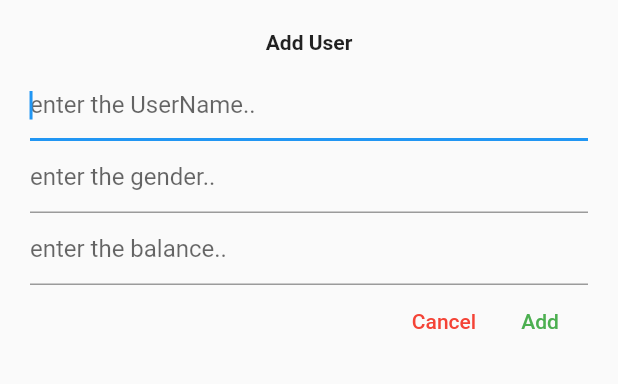
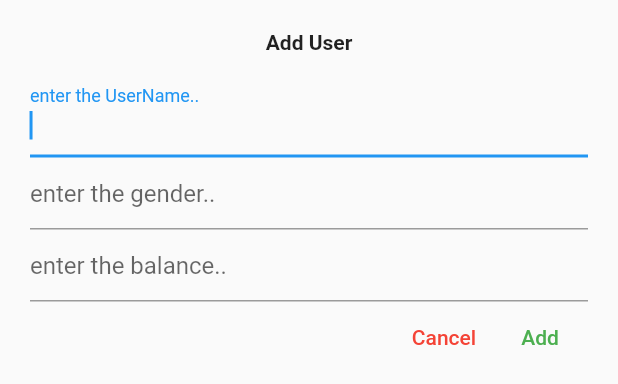
Before and after one commit to krishna-9394/trip_planner, a Flutter app: the NewUser widget shown alone on an empty page, opened directly with empty values, on a phone screen of 412 x 824 dp. Shown: the top 384 px of the screen. Run offline on Flutter 3.47's test engine with Material 2 defaults, Android fonts, the phone set to English and light mode, and no system bars; our stand-ins replace animated_splash_screen, fluttertoast.

Commit message:
app is in working condition and remaining features are dropdown list,logos, chart , share the data , give the option to pay , create database * duplicate names are not accepted

```diff
--- a/lib/Users/UserUI.dart
+++ b/lib/Users/UserUI.dart
@@ -38,7 +38,7 @@ class UserUI extends StatelessWidget {
             padding: const EdgeInsets.all(10),
             margin: const EdgeInsets.only(right: 25,top: 15,bottom: 15),
             decoration: BoxDecoration(border: Border.all(color: Theme.of(context).primaryColor,width: 2,style: BorderStyle.solid)),
-            child: Text("\u{20B9} ${user.balance}",style: TextStyle(fontSize: 24,fontWeight: FontWeight.bold,color: Theme.of(context).primaryColor,),
+            child: Text("\u{20B9} ${user.balance}",style: TextStyle(fontSize: 24,fontWeight: FontWeight.bold,color: user.balance<0? Colors.redAccent : Colors.green,),
             ),
           ),
         ],
--- a/lib/Users/new_users.dart
+++ b/lib/Users/new_users.dart
@@ -1,17 +1,20 @@
 import 'package:flutter/material.dart';
+import '../Models/User.dart';
 
 class NewUser extends StatefulWidget {
   final Function addUser;
-  const NewUser(this.addUser, {super.key});
+  final List<User> userList;
+  const NewUser(this.userList,this.addUser, {super.key});
 
   @override
   State<NewUser> createState() => _NewUserState();
 }
 
 class _NewUserState extends State<NewUser> {
-  TextEditingController nameEditor = TextEditingController();
-  TextEditingController genderEditor = TextEditingController();
-  TextEditingController amountEditor = TextEditingController();
+  bool _showError = false;
+  final nameEditor = TextEditingController();
+  final genderEditor = TextEditingController();
+  final amountEditor = TextEditingController();
 
   @override
   Widget build(BuildContext context) {
@@ -25,12 +28,14 @@ class _NewUserState extends State<NewUser> {
           SizedBox(
             width: double.infinity,
             child: Column(
-              children: [
+              children:[
                  TextField(
                   controller: nameEditor,
                   autofocus: true,
                   keyboardType: TextInputType.name,
-                  decoration: const InputDecoration(hintText: "enter the UserName.."),
+                  decoration: InputDecoration(
+                      labelText: "enter the UserName..",
+                      errorText: _showError? "this user name already exist.." : null),
                 ),
                 TextField(
                   controller: genderEditor,
@@ -68,4 +73,13 @@ class _NewUserState extends State<NewUser> {
       ),
     );
   }
+
+  bool validator(String text) {
+    String name = nameEditor.text.trim();
+    if(name.isEmpty) return false;
+    for (var element in widget.userList) {
+    if(element.userName.compareTo(name)==0) return false;
+    }
+    return true;
+  }
 }// class
--- a/pubspec.yaml
+++ b/pubspec.yaml
@@ -38,6 +38,7 @@ dependencies:
   # The following adds the Cupertino Icons font to your application.
   # Use with the CupertinoIcons class for iOS style icons.
   cupertino_icons: ^1.0.2
+  fluttertoast: ^8.0.9
 
 dev_dependencies:
   flutter_test:
```
Also changed, not shown: lib/MainPage.dart (+12 -3 lines), lib/Transactions/new_transaction.dart (+21 -11 lines), pubspec.lock.
